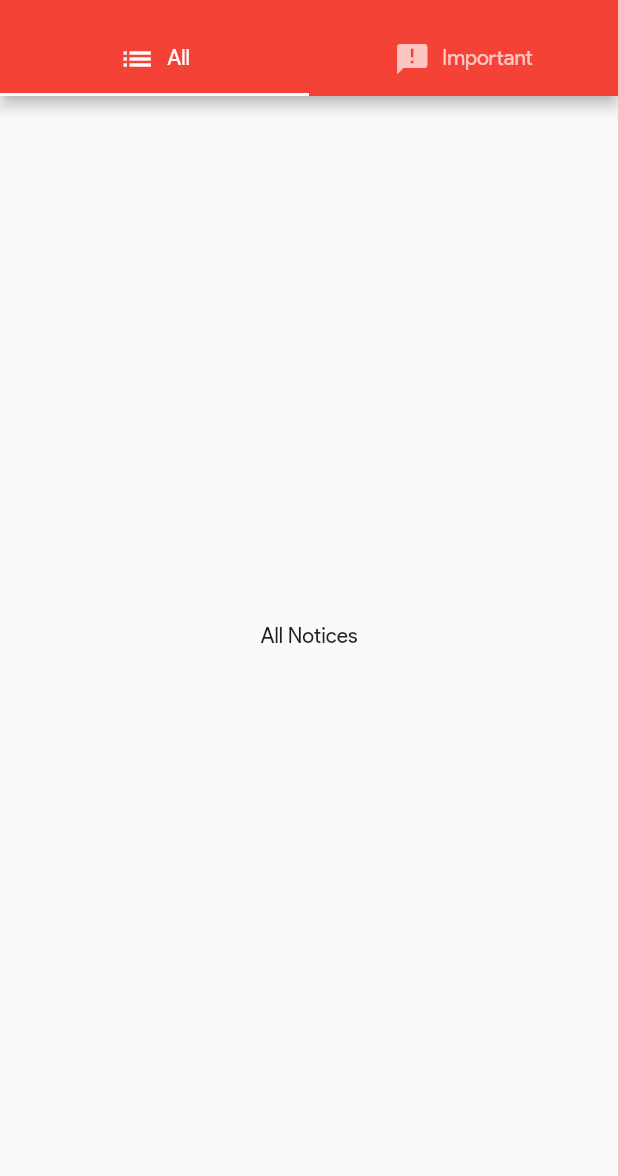
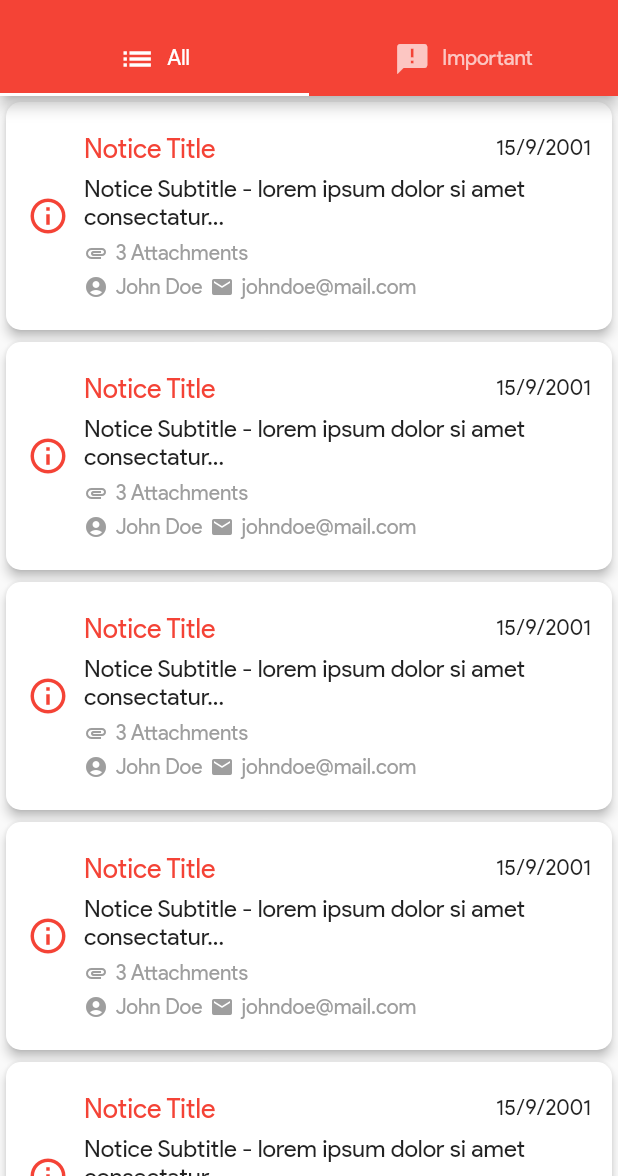
Before and after one commit to Harshit-Sonawala/notice_board_app, a Flutter app: the screen it shows after launch, on a phone screen of 412 x 824 dp, the part 60-1236 px from its top. Run offline on Flutter 3.47's test engine with Material 2 defaults, Android fonts, the phone set to English and light mode, and no system bars.

Commit message:
added notice structure and UI

```diff
--- a/lib/widgets/all_notices.dart
+++ b/lib/widgets/all_notices.dart
@@ -1,12 +1,14 @@
 import 'package:flutter/material.dart';
+import './notice.dart';
 
 class AllNotices extends StatelessWidget {
   const AllNotices({Key? key}) : super(key: key);
 
   @override
   Widget build(BuildContext context) {
-    return const Center(
-      child: Text('All Notices'),
+    return ListView.builder(
+      itemCount: 10,
+      itemBuilder: (BuildContext context, int eachNotice) => Notice(),
     );
   }
 }
--- /dev/null
+++ b/lib/widgets/notice.dart
@@ -0,0 +1,111 @@
+import 'package:flutter/material.dart';
+
+class Notice extends StatelessWidget {
+  const Notice({Key? key}) : super(key: key);
+
+  @override
+  Widget build(BuildContext context) {
+    return Card(
+      shape: RoundedRectangleBorder(
+        borderRadius: BorderRadius.circular(10),
+      ),
+      elevation: 3,
+      child: Padding(
+        padding: const EdgeInsets.symmetric(vertical: 20, horizontal: 14),
+        child: Row(
+          children: <Widget>[
+            Icon(
+              Icons.info_outline,
+              size: 28,
+              color: Theme.of(context).primaryColor,
+            ),
+            const SizedBox(width: 10),
+            Expanded(
+              child: Column(
+                mainAxisAlignment: MainAxisAlignment.center,
+                crossAxisAlignment: CrossAxisAlignment.start,
+                children: [
+                  Row(
+                    mainAxisAlignment: MainAxisAlignment.spaceBetween,
+                    children: <Widget>[
+                      Text(
+                        'Notice Title',
+                        style: TextStyle(
+                          color: Theme.of(context).primaryColor,
+                          fontSize: 18,
+                        ),
+                      ),
+                      const Text(
+                        '15/9/2001',
+                        style: TextStyle(
+                          fontSize: 14,
+                        ),
+                      ),
+                    ],
+                  ),
+                  const SizedBox(height: 6),
+                  const Text(
+                    'Notice Subtitle - lorem ipsum dolor si amet consectatur...',
+                    style: TextStyle(
+                      fontSize: 16,
+                    ),
+                  ),
+                  const SizedBox(height: 6),
+                  Row(
+                    children: const <Widget>[
+                      Icon(
+                        Icons.attachment,
+                        size: 16,
+                        color: Colors.grey,
+                      ),
+                      SizedBox(width: 5),
+                      Text(
+                        '3 Attachments',
+                        style: TextStyle(
+                          fontSize: 14,
+                          color: Colors.grey,
+                        ),
+                      ),
+                    ],
+                  ),
+                  const SizedBox(height: 6),
+                  Row(
+                    children: const <Widget>[
+                      Icon(
+                        Icons.account_circle,
+                        size: 16,
+                        color: Colors.grey,
+                      ),
+                      SizedBox(width: 5),
+                      Text(
+                        'John Doe',
+                        style: TextStyle(
+                          fontSize: 14,
+                          color: Colors.grey,
+                        ),
+                      ),
+                      SizedBox(width: 5),
+                      Icon(
+                        Icons.email,
+                        size: 16,
+                        color: Colors.grey,
+                      ),
+                      SizedBox(width: 5),
+                      Text(
+                        'johndoe@mail.com',
+                        style: TextStyle(
+                          fontSize: 14,
+                          color: Colors.grey,
+                        ),
+                      ),
+                    ],
+                  ),
+                ],
+              ),
+            ),
+          ],
+        ),
+      ),
+    );
+  }
+}
```
